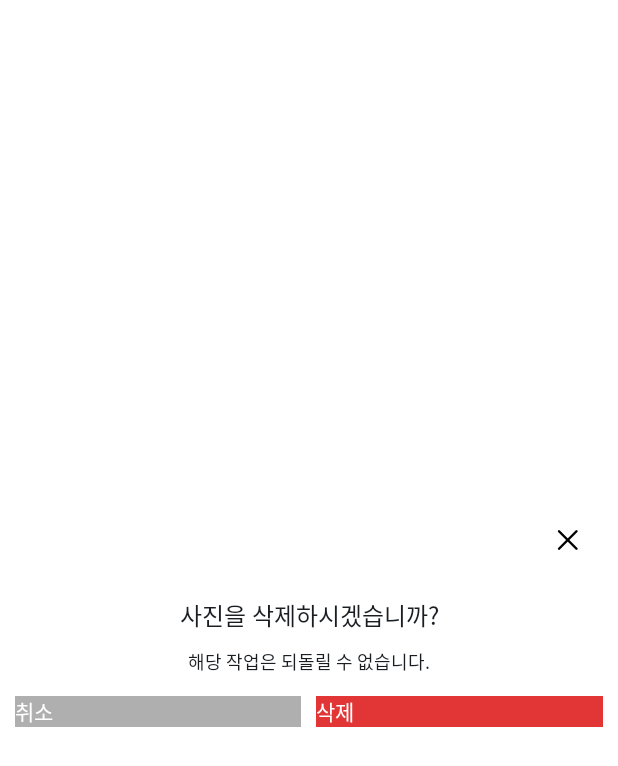
After one commit to pickpick2/android, an Android app built with Jetpack Compose: the composable DeletePhotoDialog shown on its own in the app's theme, on a phone screen of 412 x 824 dp. The commit adds this screen. Shown: the top 766 px of the screen. Run offline under Robolectric (Android 15) with nearby library versions, the phone set to English and light mode, and no system bars; network calls fail; Roboto replaces fonts that are not available here.

Commit message:
✨ feat: 사진 삭제 다이얼로그 추가

```diff
--- /dev/null
+++ b/app/src/main/java/com/pickpick/pickpick/presentation/album/component/DeletePhotoDialog.kt
@@ -0,0 +1,128 @@
+package com.pickpick.pickpick.presentation.album.component
+
+import androidx.compose.foundation.Image
+import androidx.compose.foundation.background
+import androidx.compose.foundation.layout.Arrangement
+import androidx.compose.foundation.layout.Box
+import androidx.compose.foundation.layout.Column
+import androidx.compose.foundation.layout.Row
+import androidx.compose.foundation.layout.Spacer
+import androidx.compose.foundation.layout.fillMaxSize
+import androidx.compose.foundation.layout.fillMaxWidth
+import androidx.compose.foundation.layout.height
+import androidx.compose.foundation.layout.padding
+import androidx.compose.foundation.layout.width
+import androidx.compose.foundation.layout.wrapContentSize
+import androidx.compose.foundation.shape.RoundedCornerShape
+import androidx.compose.material3.IconButton
+import androidx.compose.material3.Text
+import androidx.compose.runtime.Composable
+import androidx.compose.ui.Alignment
+import androidx.compose.ui.Modifier
+import androidx.compose.ui.draw.clip
+import androidx.compose.ui.res.painterResource
+import androidx.compose.ui.res.stringResource
+import androidx.compose.ui.unit.dp
+import com.pickpick.pickpick.R
+import com.pickpick.pickpick.core.ui.theme.Border
+import com.pickpick.pickpick.core.ui.theme.Danger
+import com.pickpick.pickpick.core.ui.theme.White
+import com.pickpick.pickpick.core.ui.theme.clickableNoRipple
+import com.pickpick.pickpick.core.ui.theme.font.PyeojinGothicTypography.Body1Bold
+import com.pickpick.pickpick.core.ui.theme.font.PyeojinGothicTypography.Body2Bold
+import com.pickpick.pickpick.core.ui.theme.font.PyeojinGothicTypography.DetailRegular
+
+@Composable
+fun DeletePhotoDialog(
+    onDismiss: () -> Unit,
+    onDelete: () -> Unit
+) {
+    Box(
+        modifier = Modifier
+            .fillMaxSize()
+            .clickableNoRipple(
+                onClick = onDismiss
+            ),
+        contentAlignment = Alignment.Center
+    ) {
+        Box(
+            modifier = Modifier
+                .padding(top = 10.dp, start = 10.dp, end = 10.dp, bottom = 14.dp)
+                .background(White, shape = RoundedCornerShape(10.dp))
+                .wrapContentSize()
+        ) {
+            Column(
+                horizontalAlignment = Alignment.CenterHorizontally
+            ) {
+                Box(
+                    modifier = Modifier
+                        .fillMaxWidth(),
+                    contentAlignment = Alignment.TopEnd
+                ) {
+                    IconButton(onClick = onDismiss) {
+                        Image(
+                            painter = painterResource(R.drawable.icon_cancel),
+                            contentDescription = "닫기"
+                        )
+                    }
+                }
+
+                Spacer(modifier = Modifier.height(14.dp))
+
+                Text(
+                    text = stringResource(R.string.dialog_photo_delete_title),
+                    style = Body1Bold
+                )
+
+                Spacer(modifier = Modifier.height(10.dp))
+
+                Text(
+                    text = stringResource(R.string.dialog_photo_delete_sub_title),
+                    style = DetailRegular
+                )
+
+                Spacer(modifier = Modifier.height(14.dp))
+
+                // 버튼
+                Row(
+                    modifier = Modifier.fillMaxWidth(),
+                    horizontalArrangement = Arrangement.SpaceEvenly
+                ) {
+                    Box(
+                        modifier = Modifier
+                            .weight(1f)
+                            .background(Border)
+                            .clip(RoundedCornerShape(10.dp))
+                            .clickableNoRipple(
+                                onClick = onDismiss
+                            )
+                    ) {
+                        Text(
+                            text = stringResource(R.string.cancel),
+                            style = Body2Bold,
+                            color = White
+                        )
+                    }
+
+                    Spacer(modifier = Modifier.width(10.dp))
+
+                    Box(
+                        modifier = Modifier
+                            .weight(1f)
+                            .background(Danger)
+                            .clip(RoundedCornerShape(10.dp))
+                            .clickableNoRipple(
+                                onClick = onDelete
+                            )
+                    ) {
+                        Text(
+                            text = stringResource(R.string.delete),
+                            style = Body2Bold,
+                            color = White
+                        )
+                    }
+                }
+            }
+        }
+    }
+}
--- a/app/src/main/res/values/strings.xml
+++ b/app/src/main/res/values/strings.xml
@@ -5,6 +5,8 @@
     <string name="check">확인</string>
     <string name="complete">완료</string>
     <string name="next">다음</string>
+    <string name="delete">삭제</string>
+    <string name="cancel">취소</string>
 
     <!-- Error & Exception -->
     <string name="error_network">네트워크 연결을 확인해주세요.</string>
@@ -98,4 +100,8 @@
     <string name="photo_capture_completed">사진 촬영 완료!</string>
     <string name="navigate_to_photo_editor">사진 꾸미러 이동할게요</string>
 
+    <!-- Dialog -->
+    <string name="dialog_photo_delete_title">사진을 삭제하시겠습니까?</string>
+    <string name="dialog_photo_delete_sub_title">해당 작업은 되돌릴 수 없습니다.</string>
+
 </resources>
```
Also changed, not shown: app/src/main/res/drawable-hdpi/icon_cancel.png (added), app/src/main/res/drawable-xhdpi/icon_cancel.png (added), app/src/main/res/drawable-xxhdpi/icon_cancel.png (added), app/src/main/res/drawable-xxxhdpi/icon_cancel.png (added), app/src/main/res/drawable/icon_cancel.png (added).
